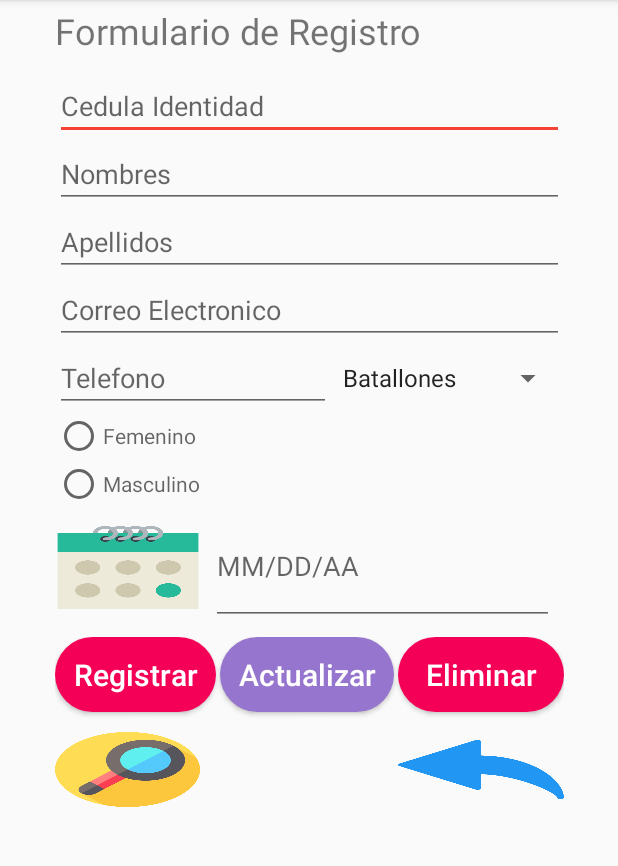
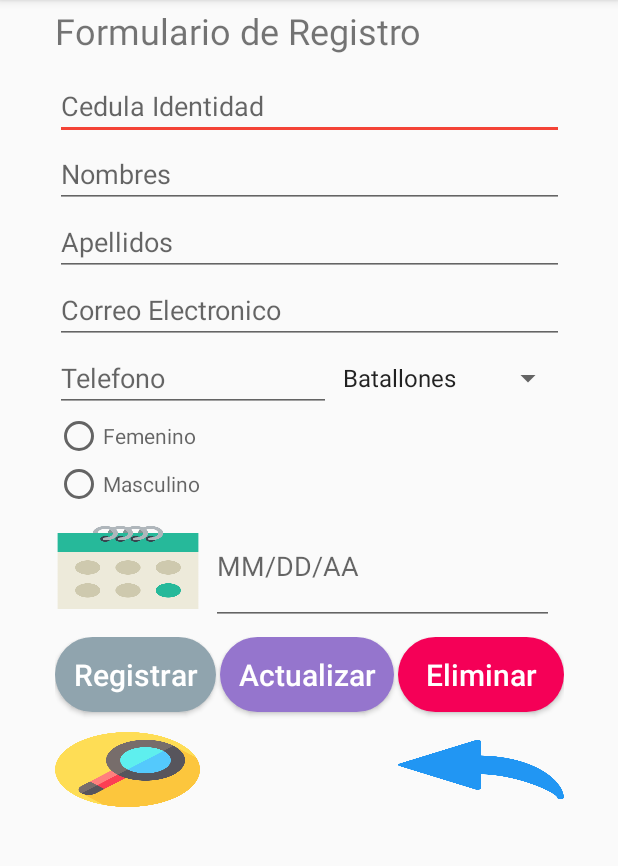
Before and after one commit to Admin123-M/Electiva_IV, an Android app: the formulario screen opened directly, with no data from a screen before it, on a phone screen of 412 x 824 dp, the part 84-950 px from its top. Run offline under Robolectric (Android 15) with nearby library versions, the phone set to English and light mode, and no system bars.

Commit message:
commit
cambios en color boton registrar

```diff
--- a/formularioLogin/app/src/main/res/layout/activity_formulario.xml
+++ b/formularioLogin/app/src/main/res/layout/activity_formulario.xml
@@ -172,7 +172,7 @@
                 android:id="@+id/btnR"
                 android:layout_width="107dp"
                 android:layout_height="50dp"
-                android:background="@drawable/custome_boton"
+                android:background="@drawable/custon_boton3"
                 android:onClick="regFormu"
                 android:text="Registrar"
                 android:textAllCaps="false"
```
